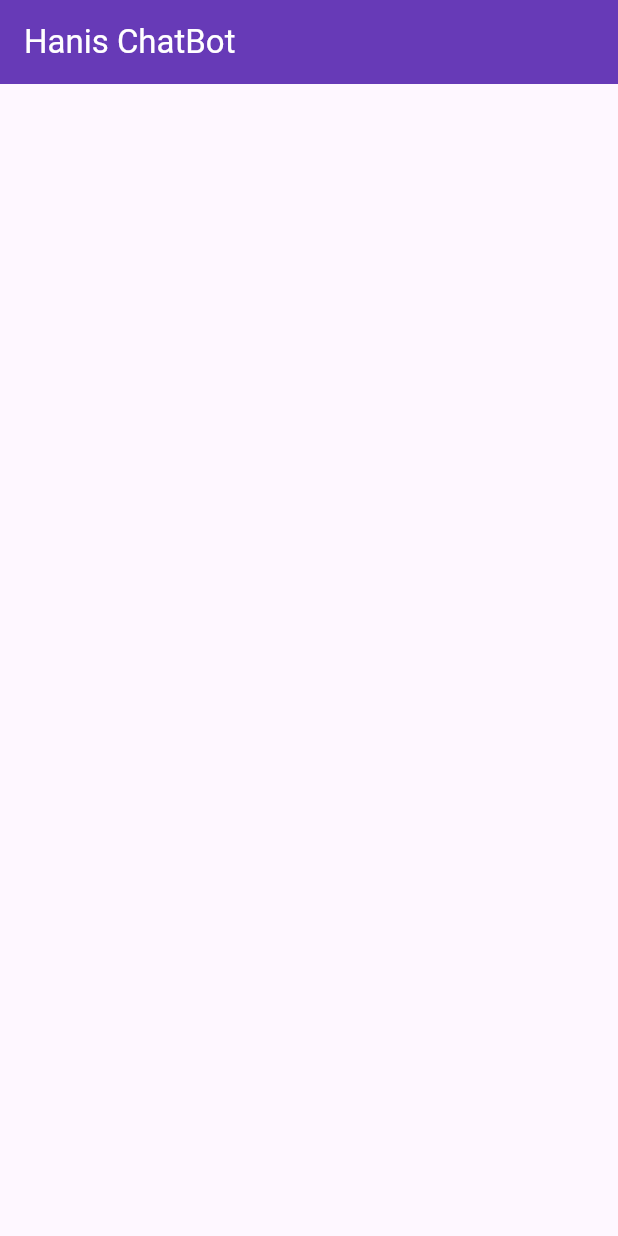
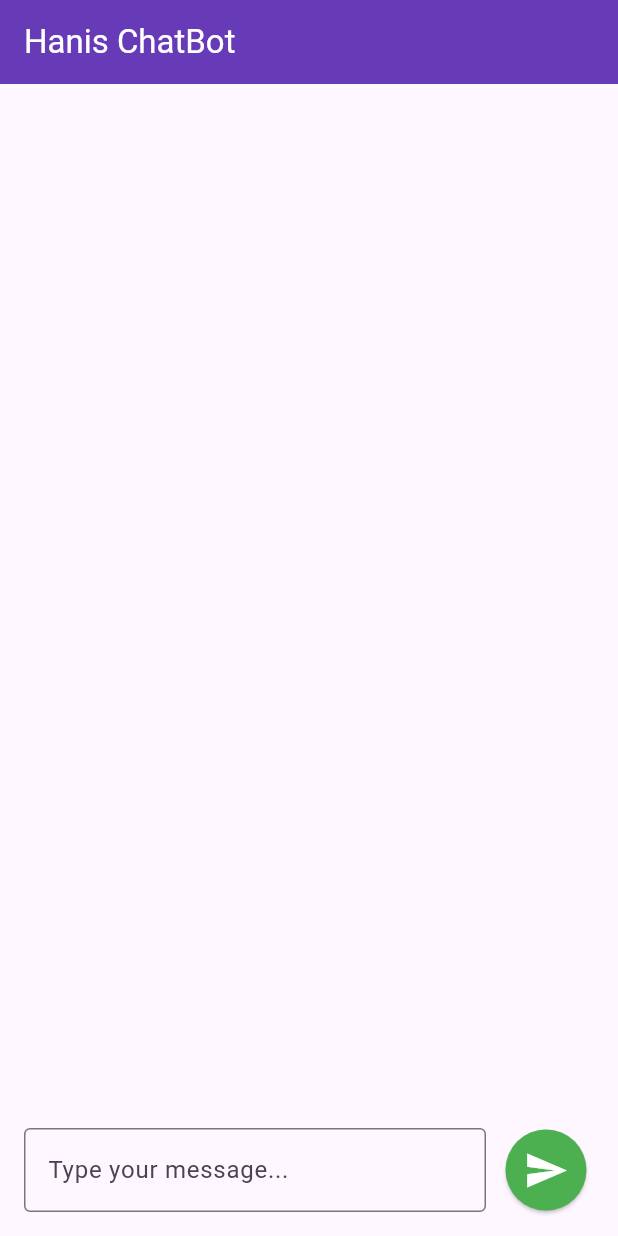
Before and after one commit to Hanishanus/AIChatApp, a Flutter app: the screen it shows after launch, on a phone screen of 412 x 824 dp. Run offline on Flutter 3.47's test engine with Material 3 defaults, Android fonts, the phone set to English and light mode, and no system bars; our stand-ins replace flutter_gemini.

Commit message:
Finished the Chatbot with Gemini

```diff
--- a/lib/main.dart
+++ b/lib/main.dart
@@ -92,10 +92,41 @@ class _ChatScreenState extends State<ChatScreen> {
                     Text(message['text'] ?? ''),
                     ),
                   );
-                ),
 
-              }
-            ))
+
+              },
+            ),
+            ),
+            Padding(padding: const EdgeInsets.all(8.0),
+              child: Row(
+                children: [
+                  Expanded(
+                      child: TextField(
+                        controller: _controller,
+                        decoration: InputDecoration(
+                          hintText: 'Type your message...',
+                          border: OutlineInputBorder(),
+                        ),
+                      ),
+                  ),
+                  SizedBox(width: 8),
+
+                  ElevatedButton(
+                    style: ElevatedButton.styleFrom(
+                      shape: CircleBorder(),
+                      padding: EdgeInsets.all(12),
+                      backgroundColor: Colors.green,
+                      foregroundColor: Colors.white,
+                    ),
+                    onPressed: _sendMessage,
+                    child: Icon(
+                    Icons.send,
+                    size: 30,
+                  ),),
+                ],
+              ),
+            ),
+
           ],
         ),
       ),
```
